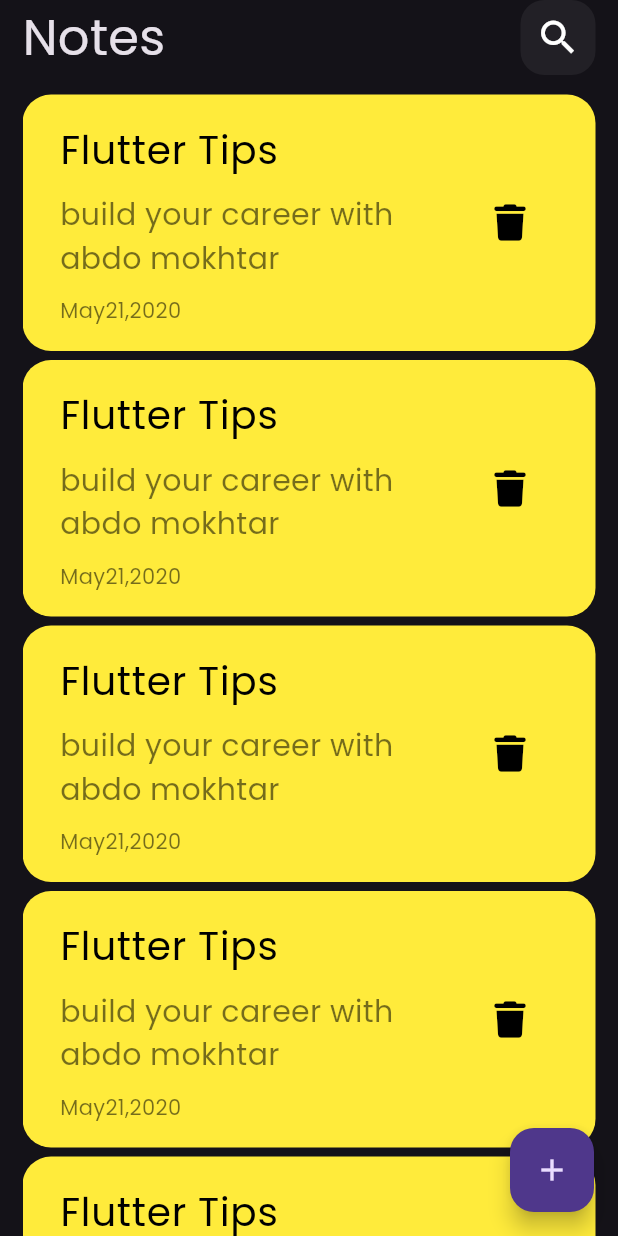
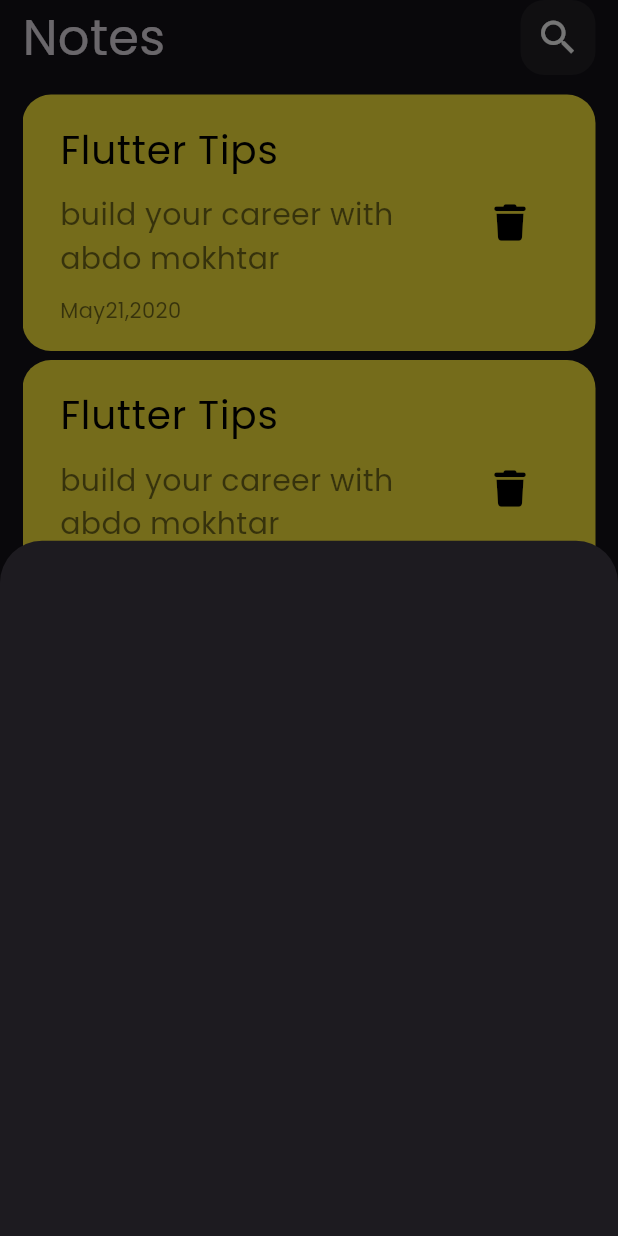
Before and after one commit to abdo-mokhtar/notes, a Flutter app: the screen it shows after launch, after a tap on the "add" icon, on a phone screen of 412 x 824 dp. Run offline on Flutter 3.47's test engine with Material 3 defaults, Android fonts, the phone set to English and light mode, and no system bars; our stand-ins replace font_awesome_flutter.

Commit message:
AddNoteBottomSheet

```diff
--- a/lib/views/notes_view.dart
+++ b/lib/views/notes_view.dart
@@ -1,5 +1,6 @@
 import 'package:flutter/material.dart';
 
+import 'widget/add_note_bottom_sheet.dart';
 import 'widget/notes_view_body.dart';
 
 class NotesView extends StatelessWidget {
@@ -9,7 +10,14 @@ class NotesView extends StatelessWidget {
   Widget build(BuildContext context) {
     return Scaffold(
       floatingActionButton: FloatingActionButton(
-        onPressed: () {},
+        onPressed: () {
+          showModalBottomSheet(
+            context: context,
+            builder: (context) {
+              return const AddNoteBottomSheet();
+            },
+          );
+        },
         child: const Icon(Icons.add),
       ),
       body: const SafeArea(child: const NotesViewBody()),
--- /dev/null
+++ b/lib/views/widget/add_note_bottom_sheet.dart
@@ -0,0 +1,12 @@
+import 'package:flutter/material.dart';
+
+class AddNoteBottomSheet extends StatelessWidget {
+  const AddNoteBottomSheet({
+    super.key,
+  });
+
+  @override
+  Widget build(BuildContext context) {
+    return Container();
+  }
+}
```
